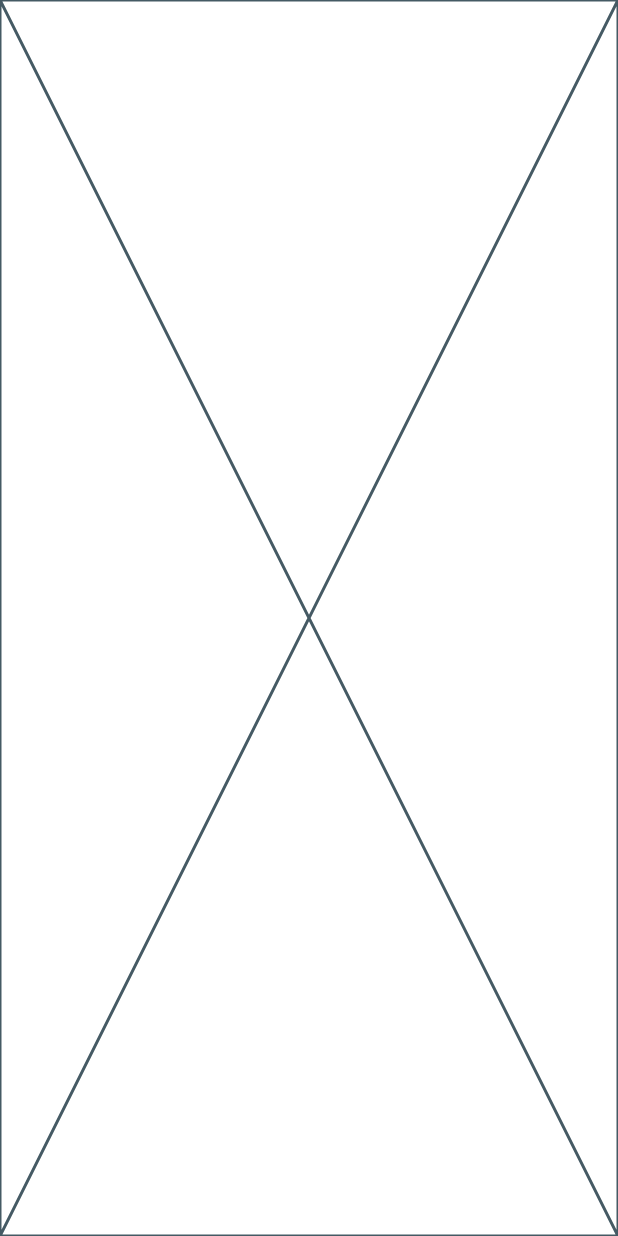
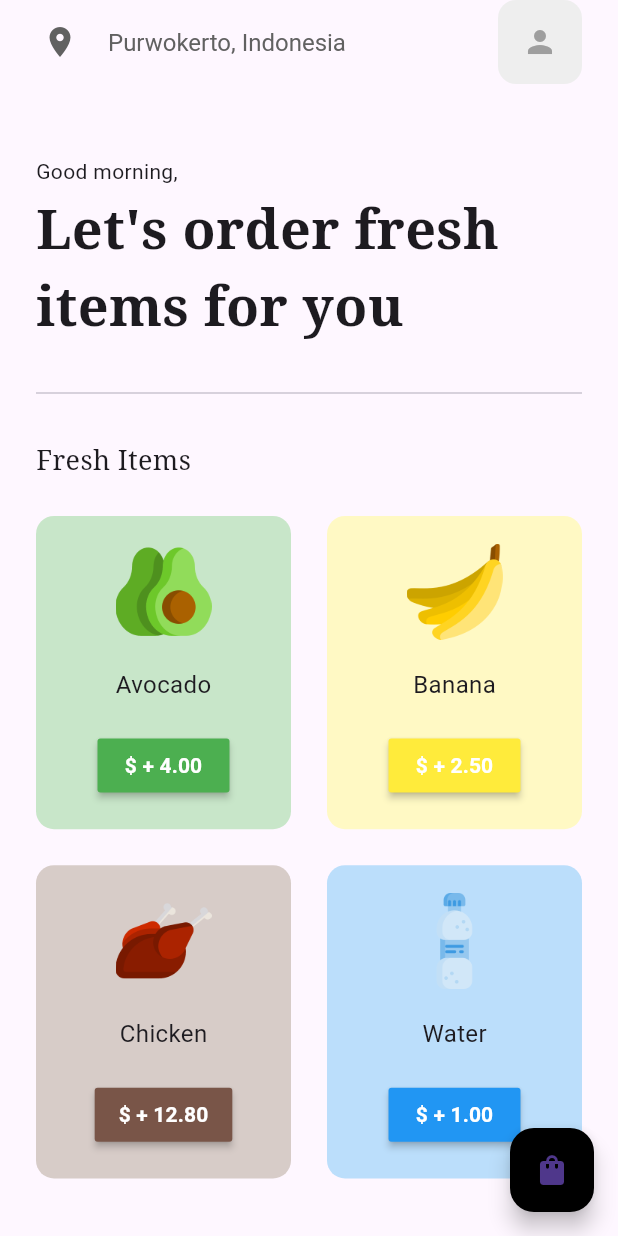
Before and after one commit to IwanPWK/flutter_groceries_app, a Flutter app: the screen it shows after launch, after a tap on "Get Started", on a phone screen of 412 x 824 dp. Run offline on Flutter 3.47's test engine with Material 3 defaults, Android fonts, the phone set to English and light mode, and no system bars; our stand-ins replace google_fonts.

Commit message:
add grocer_item_tile, cart_model, home_page

```diff
--- a/lib/components/grocery_item_tile.dart
+++ b/lib/components/grocery_item_tile.dart
@@ -4,10 +4,10 @@ class GroceryItemTile extends StatelessWidget {
   final String itemName;
   final String itemPrice;
   final String imagePath;
-  final color;
-  void Function()? onPressed;
+  final dynamic color;
+  final void Function()? onPressed;
 
-  GroceryItemTile({
+  const GroceryItemTile({
     super.key,
     required this.itemName,
     required this.itemPrice,
@@ -41,7 +41,7 @@ class GroceryItemTile extends StatelessWidget {
             // item name
             Text(
               itemName,
-              style: TextStyle(
+              style: const TextStyle(
                 fontSize: 16,
               ),
             ),
@@ -50,8 +50,8 @@ class GroceryItemTile extends StatelessWidget {
               onPressed: onPressed,
               color: color,
               child: Text(
-                '\$' + itemPrice,
-                style: TextStyle(
+                '\$ + $itemPrice',
+                style: const TextStyle(
                   color: Colors.white,
                   fontWeight: FontWeight.bold,
                 ),
--- a/lib/models/cart_model.dart
+++ b/lib/models/cart_model.dart
@@ -11,7 +11,7 @@ class CartModel extends ChangeNotifier {
   ];
 
   // list of cart items
-  List _cartItems = [];
+  final List _cartItems = [];
 
   get cartItems => _cartItems;
 
--- /dev/null
+++ b/lib/pages/cart_page.dart
@@ -0,0 +1,15 @@
+import 'package:flutter/material.dart';
+
+class CartPage extends StatefulWidget {
+  const CartPage({super.key});
+
+  @override
+  State<CartPage> createState() => _CartPageState();
+}
+
+class _CartPageState extends State<CartPage> {
+  @override
+  Widget build(BuildContext context) {
+    return const Placeholder();
+  }
+}
--- a/lib/pages/home_page.dart
+++ b/lib/pages/home_page.dart
@@ -1,4 +1,9 @@
 import 'package:flutter/material.dart';
+import 'package:google_fonts/google_fonts.dart';
+import 'package:provider/provider.dart';
+import '../components/grocery_item_tile.dart';
+import '../models/cart_model.dart';
+import 'cart_page.dart';
 
 class HomePage extends StatefulWidget {
   const HomePage({super.key});
@@ -10,6 +15,129 @@ class HomePage extends StatefulWidget {
 class _HomePageState extends State<HomePage> {
   @override
   Widget build(BuildContext context) {
-    return const Placeholder();
+    return Scaffold(
+      appBar: AppBar(
+        backgroundColor: Colors.transparent,
+        elevation: 0,
+        leading: Padding(
+          padding: const EdgeInsets.only(left: 24.0),
+          child: Icon(
+            Icons.location_on,
+            color: Colors.grey[700],
+          ),
+        ),
+        title: Text(
+          'Purwokerto, Indonesia',
+          style: TextStyle(
+            fontSize: 16,
+            color: Colors.grey[700],
+          ),
+        ),
+        centerTitle: false,
+        actions: [
+          Padding(
+            padding: const EdgeInsets.only(right: 24.0),
+            child: Container(
+              padding: const EdgeInsets.all(16),
+              decoration: BoxDecoration(
+                color: Colors.grey[200],
+                borderRadius: BorderRadius.circular(12),
+              ),
+              child: const Icon(
+                Icons.person,
+                color: Colors.grey,
+              ),
+            ),
+          ),
+        ],
+      ),
+      floatingActionButton: FloatingActionButton(
+        backgroundColor: Colors.black,
+        onPressed: () => Navigator.push(
+          context,
+          MaterialPageRoute(
+            builder: (context) {
+              return const CartPage();
+            },
+          ),
+        ),
+        child: const Icon(Icons.shopping_bag),
+      ),
+      body: Column(
+        crossAxisAlignment: CrossAxisAlignment.start,
+        children: [
+          const SizedBox(height: 48),
+
+          // good morning bro
+          const Padding(
+            padding: EdgeInsets.symmetric(horizontal: 24.0),
+            child: Text('Good morning,'),
+          ),
+
+          const SizedBox(height: 4),
+
+          // Let's order fresh items for you
+          Padding(
+            padding: const EdgeInsets.symmetric(horizontal: 24.0),
+            child: Text(
+              "Let's order fresh items for you",
+              style: GoogleFonts.notoSerif(
+                fontSize: 36,
+                fontWeight: FontWeight.bold,
+              ),
+            ),
+          ),
+
+          const SizedBox(height: 24),
+
+          const Padding(
+            padding: EdgeInsets.symmetric(horizontal: 24.0),
+            child: Divider(),
+          ),
+
+          const SizedBox(height: 24),
+
+          // categories -> horizontal listview
+          Padding(
+            padding: const EdgeInsets.symmetric(horizontal: 24.0),
+            child: Text(
+              "Fresh Items",
+              style: GoogleFonts.notoSerif(
+                //fontWeight: FontWeight.bold,
+                fontSize: 18,
+              ),
+            ),
+          ),
+
+          // recent orders -> show last 3
+          Expanded(
+            child: Consumer<CartModel>(
+              builder: (context, value, child) {
+                return GridView.builder(
+                  padding: const EdgeInsets.all(12),
+                  physics: const NeverScrollableScrollPhysics(),
+                  itemCount: value.shopItems.length,
+                  gridDelegate: const SliverGridDelegateWithFixedCrossAxisCount(
+                    crossAxisCount: 2,
+                    childAspectRatio: 1 / 1.2,
+                  ),
+                  itemBuilder: (context, index) {
+                    return GroceryItemTile(
+                      itemName: value.shopItems[index][0],
+                      itemPrice: value.shopItems[index][1],
+                      imagePath: value.shopItems[index][2],
+                      color: value.shopItems[index][3],
+                      onPressed: () =>
+                          Provider.of<CartModel>(context, listen: false)
+                              .addItemToCart(index),
+                    );
+                  },
+                );
+              },
+            ),
+          ),
+        ],
+      ),
+    );
   }
 }
```
